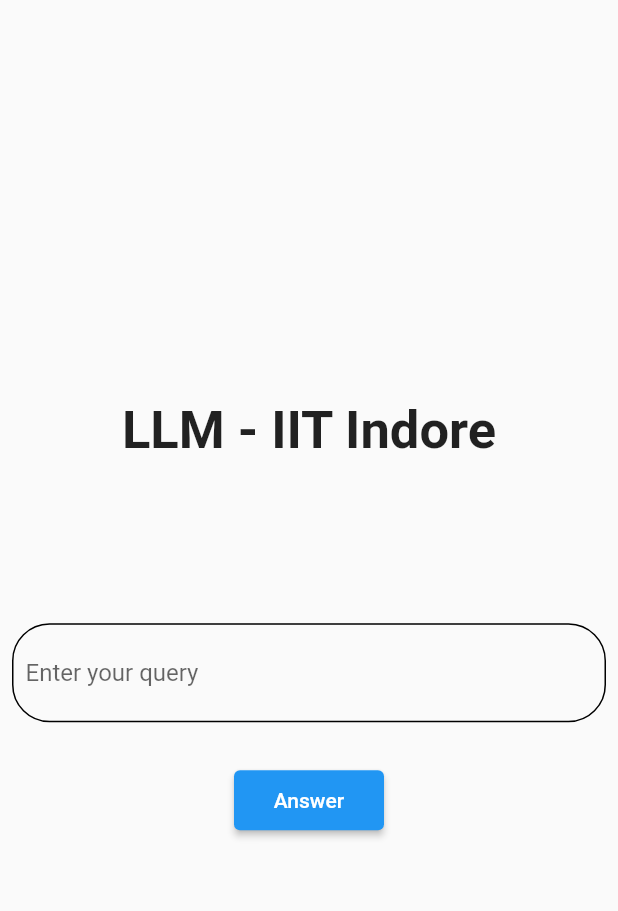
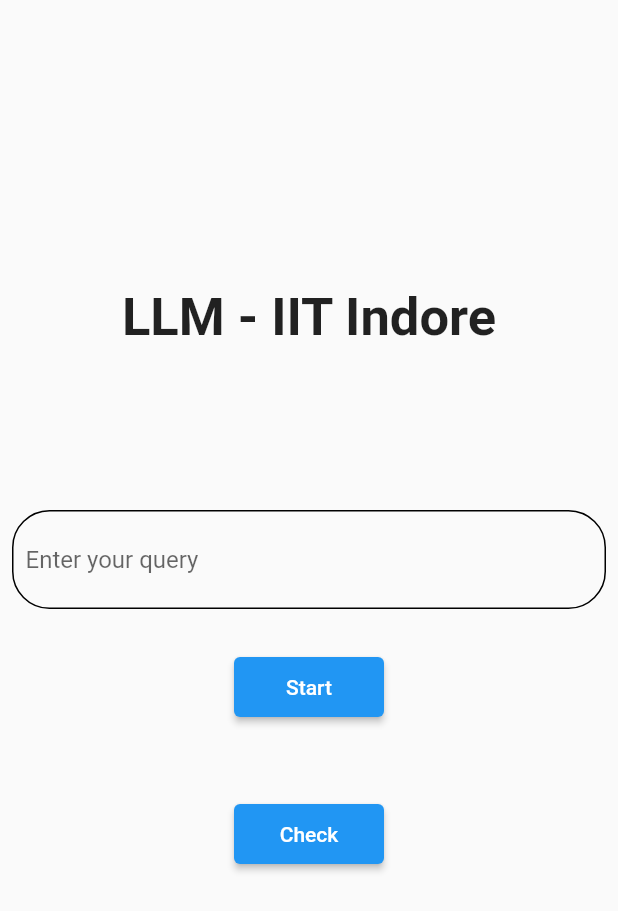
Before and after one commit to ash-100/llm-institute-mobile-app, a Flutter app: the screen it shows after launch, on a phone screen of 412 x 824 dp. Shown: the top 911 px of the screen. Run offline on Flutter 3.47's test engine with Material 2 defaults, Android fonts, the light colour scheme and no system bars.

Commit message:
integrated ML into app

```diff
--- /dev/null
+++ b/lib/models/output.dart
@@ -0,0 +1,19 @@
+class Output {
+  final String id, output, status;
+  final dynamic error;
+
+  Output({
+    required this.id,
+    required this.output,
+    required this.status,
+    required this.error,
+  });
+
+  factory Output.fromJson(Map<String, dynamic> json) {
+    return Output(
+        id: (json['id'] == null ? "" : json['id']) as String,
+        output: (json['output'] == null ? "" : json['output']) as String,
+        status: (json['status'] == null ? "" : json['status']) as String,
+        error: json['error'] as dynamic);
+  }
+}
--- /dev/null
+++ b/lib/models/predict.dart
@@ -0,0 +1,34 @@
+class Predict {
+  final String id, model, version, prompt, status, created_at;
+  final int max_new_tokens;
+  final String cancel_url, get_url;
+  final dynamic error;
+
+  Predict({
+    required this.id,
+    required this.model,
+    required this.version,
+    required this.max_new_tokens,
+    required this.prompt,
+    required this.status,
+    required this.created_at,
+    required this.cancel_url,
+    required this.get_url,
+    required this.error,
+  });
+
+  factory Predict.fromJson(Map<String, dynamic> json) {
+    return Predict(
+      id: json['id'] as String,
+      model: json['model'] as String,
+      version: json['version'] as String,
+      max_new_tokens: json['input']['max_new_tokens'] as int,
+      prompt: json['input']['prompt'] as String,
+      status: json['status'] as String,
+      created_at: json['created_at'] as String,
+      cancel_url: json['urls']['cancel'] as String,
+      get_url: json['urls']['get'] as String,
+      error: json['error'] as dynamic,
+    );
+  }
+}
--- a/lib/screens/home_screen.dart
+++ b/lib/screens/home_screen.dart
@@ -1,4 +1,10 @@
+import 'dart:convert';
+import 'dart:io';
+
 import 'package:flutter/material.dart';
+import 'package:llm_mobile_app/models/output.dart';
+import 'package:llm_mobile_app/models/predict.dart';
+import 'package:http/http.dart' as http;
 
 class HomeScreen extends StatefulWidget {
   const HomeScreen({super.key});
@@ -9,6 +15,103 @@
 
 class _HomeScreenState extends State<HomeScreen> {
   TextEditingController controller = TextEditingController();
+  String url = 'https://api.replicate.com/v1/predictions';
+  Predict predict = Predict(
+    id: '-1',
+    model: "",
+    version: "",
+    max_new_tokens: 0,
+    prompt: "",
+    status: "",
+    created_at: "",
+    cancel_url: "",
+    get_url: "",
+    error: null,
+  );
+
+  Output output = Output(
+    id: "-1",
+    output: "",
+    status: "",
+    error: null,
+  );
+
+  Future<Predict> fetchPredictResponse(
+      String prompt, int max_new_tokens) async {
+    final response = await http.post(Uri.parse(url),
+        headers: {
+          // 'Content-Type': 'application/json',
+          'Authorization': 'Token r8_L8iGDNYyWGi6RFQ5d4HVdLCzP4deEPP2IBqvC'
+        },
+        body: jsonEncode(<String, dynamic>{
+          "version":
+              "322d1d41b8e44513994f9e5cd95cb5f228fd22262c5783efff612370a98608ff",
+          "input": {"prompt": prompt + " # ", "max_new_tokens": max_new_tokens}
+        }));
+    if (response.statusCode == 201) {
+      Predict p =
+          Predict.fromJson(jsonDecode(response.body) as Map<String, dynamic>);
+      print(p.status);
+      setState(() {
+        predict = p;
+      });
+      return p;
+      // return predict;
+    } else {
+      Predict p = Predict(
+        id: "-1",
+        model: "model",
+        version: "version",
+        max_new_tokens: max_new_tokens,
+        prompt: prompt,
+        status: "waiting for model",
+        created_at: "",
+        cancel_url: "",
+        get_url: "",
+        error: null,
+      );
+      print(p.status);
+      setState(() {
+        predict = p;
+      });
+      return p;
+    }
+    // return predict;
+  }
+
+  Future<Output> fetchOutput(String id) async {
+    final response = await http.get(
+      Uri.parse(url + "/" + id),
+      headers: {
+        // 'Content-Type': 'application/json',
+        'Authorization': 'Token r8_L8iGDNYyWGi6RFQ5d4HVdLCzP4deEPP2IBqvC'
+      },
+    );
+    if (response.statusCode == 200) {
+      Output o =
+          Output.fromJson(jsonDecode(response.body) as Map<String, dynamic>);
+      print(o.status);
+      setState(() {
+        output = o;
+      });
+      return o;
+      // return predict;
+    } else {
+      Output o = Output(
+        id: "-1",
+        output: "Model is running",
+        status: "waiting for model prediction",
+        error: null,
+      );
+      print(o.status);
+      setState(() {
+        output = o;
+      });
+      return o;
+    }
+    // return predict;
+  }
+
   @override
   Widget build(BuildContext context) {
     return Scaffold(
@@ -44,9 +147,44 @@
                 padding: EdgeInsets.all(8),
                 minimumSize: Size(100, 40),
               ),
-              child: Text('Answer'),
-              onPressed: () {},
-            )
+              child: Text('Start'),
+              onPressed: () async {
+                // setState(() async {
+                predict =
+                    await fetchPredictResponse(controller.text.toString(), 100);
+                // });
+              },
+            ),
+            Container(
+              padding: EdgeInsets.all(8),
+              margin: EdgeInsets.all(8),
+              child: Text(
+                predict.get_url,
+                style: TextStyle(fontSize: 15),
+              ),
+            ),
+            ElevatedButton(
+              style: ElevatedButton.styleFrom(
+                padding: EdgeInsets.all(8),
+                minimumSize: Size(100, 40),
+              ),
+              child: Text('Check'),
+              onPressed: () async {
+                // setState(() async {
+                // predict =
+                await fetchOutput(predict.id);
+
+                // });
+              },
+            ),
+            Container(
+              padding: EdgeInsets.all(8),
+              margin: EdgeInsets.all(8),
+              child: Text(
+                output.output,
+                style: TextStyle(fontSize: 18),
+              ),
+            ),
           ],
         ),
       ),
--- a/pubspec.yaml
+++ b/pubspec.yaml
@@ -35,6 +35,7 @@
   # The following adds the Cupertino Icons font to your application.
   # Use with the CupertinoIcons class for iOS style icons.
   cupertino_icons: ^1.0.2
+  http:
 
 dev_dependencies:
   flutter_test:
```
Also changed, not shown: pubspec.lock, 1 other file.
